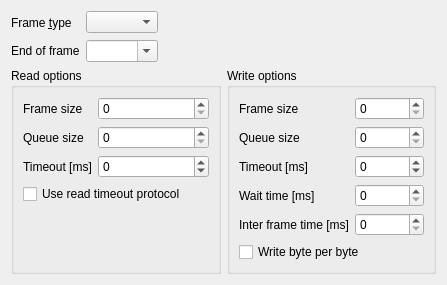
This is src/mdtport/mdtPortConfigWidget.ui in scandyna/multidiagtools as Qt 5 draws it before an edit. The edited form follows.
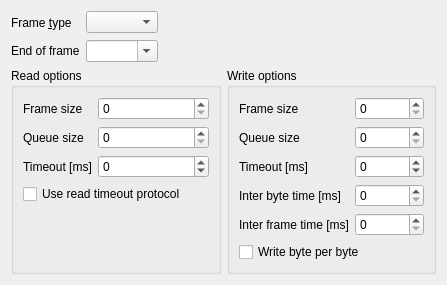
This is the edited form.

Patch:
```diff
--- a/src/mdtport/mdtPortConfigWidget.ui
+++ b/src/mdtport/mdtPortConfigWidget.ui
@@ -227,7 +227,7 @@
           <item row="3" column="0">
            <widget class="QLabel" name="lbWriteMinWaitTime">
             <property name="text">
-             <string>Wait time [ms]</string>
+             <string>Inter byte time [ms]</string>
             </property>
             <property name="buddy">
              <cstring>sbWriteMinWaitTime</cstring>
```
Left out of the diff: 8 changed lines with no effect on the pictures.
